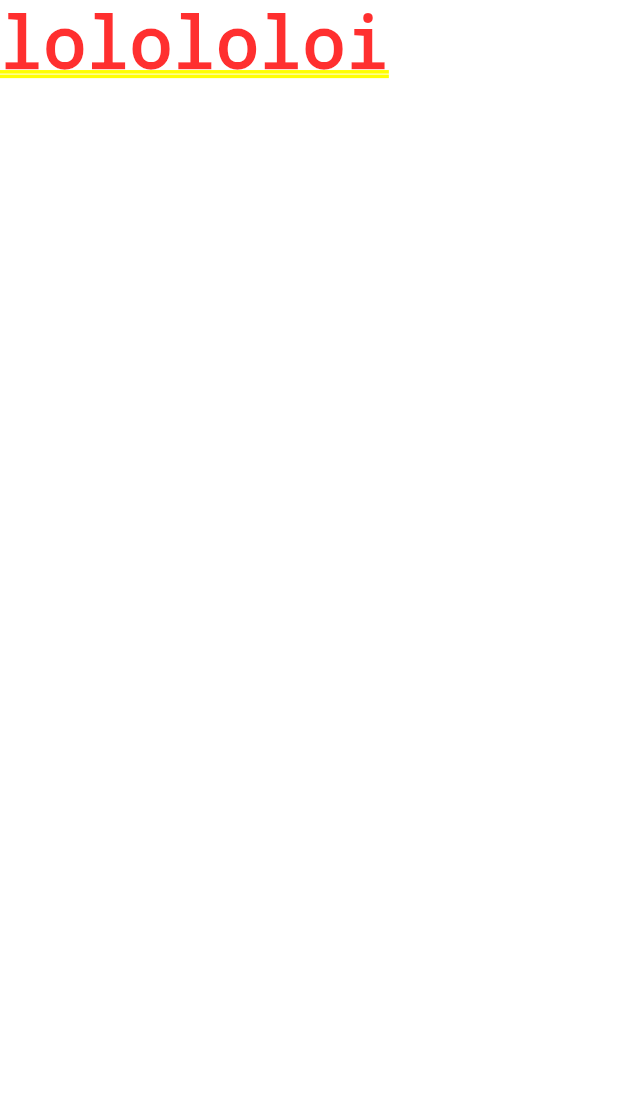
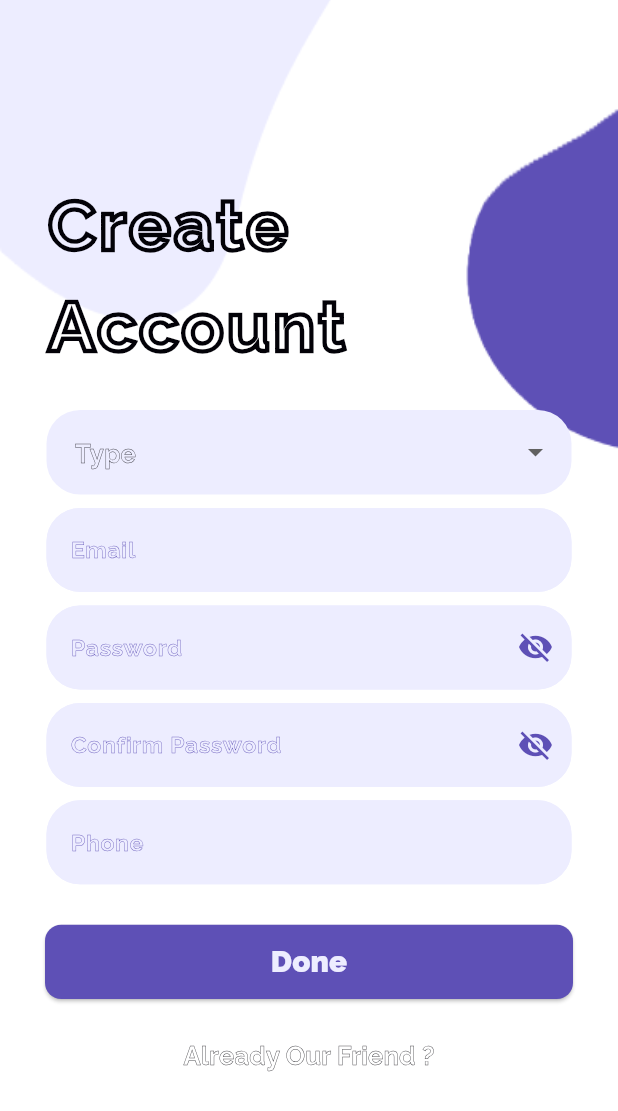
Before and after one commit to Malak-694/clositta, a Flutter app: the screen it shows after launch, on a phone screen of 412 x 824 dp. Shown: the top 1111 px of the screen. Run offline on Flutter 3.47's test engine with Material 3 defaults, Android fonts, the phone set to English and light mode, and no system bars; our stand-ins replace flutter_screenutil, flutter_secure_storage, pinput, shared_preferences.

Commit message:
sign&login ui - upload photo

```diff
--- a/lib/core/constants/style.dart
+++ b/lib/core/constants/style.dart
@@ -3,48 +3,78 @@ import 'package:flutter_screenutil/flutter_screenutil.dart';
 import 'colors.dart'; // assuming AppColors is defined here
 
 class AppStyle {
-  static BoxDecoration decoration({required double? radius, Color? color = AppColors.primery  }) {
+  static BoxDecoration decoration({
+    required double? radius,
+    Color? color = AppColors.primery,
+  }) {
     return BoxDecoration(
       color: color,
       borderRadius: BorderRadius.circular(radius!.r),
+    );
+  }
 
-    );
-
-  }
-   static TextStyle get headline0 => TextStyle(
+  static TextStyle get headline0 => TextStyle(
     fontSize: 52.sp,
-    fontWeight: FontWeight.w700 ,
-    color: AppColors.dark,
+    fontWeight: FontWeight.w700,
     fontFamily: 'Raleway',
     package: null,
+    letterSpacing: 2.0,
+    foreground: Paint()
+      ..style = PaintingStyle.stroke
+      ..strokeWidth = 3
+      ..color = AppColors.dark,
   );
 
   static TextStyle get headline1 => TextStyle(
     fontSize: 28.sp,
-    fontWeight: FontWeight.bold ,
-    color: AppColors.dark,
+    fontWeight: FontWeight.w900,
     fontFamily: 'Raleway',
+    foreground: Paint()
+      ..style = PaintingStyle.stroke
+      ..strokeWidth = 1
+      ..color = AppColors.dark,
   );
 
   // Body
   static TextStyle get headline2 => TextStyle(
     fontSize: 21.sp,
-    color: AppColors.dark,
-    fontWeight: FontWeight.w700 ,
+
+    fontWeight: FontWeight.w700,
     fontFamily: 'Raleway',
+    foreground: Paint()
+      ..style = PaintingStyle.stroke
+      ..strokeWidth = 1
+      ..color = AppColors.dark,
   );
   static TextStyle get headline3 => TextStyle(
     fontSize: 17.sp,
-    color: AppColors.dark,
-    fontWeight: FontWeight.w700 ,
+
+    fontWeight: FontWeight.w700,
     fontFamily: 'Raleway',
+    foreground: Paint()
+      ..style = PaintingStyle.stroke
+      ..strokeWidth = 1
+      ..color = AppColors.dark,
   );
 
   static TextStyle get body1 => TextStyle(
     fontSize: 19.sp,
     fontWeight: FontWeight.w700,
 
-    color: AppColors.dark,
+    foreground: Paint()
+      ..style = PaintingStyle.stroke
+      ..strokeWidth = .3
+      ..color = AppColors.dark,
+    fontFamily: 'Raleway',
+  );
+  static TextStyle get body2 => TextStyle(
+    fontSize: 19.sp,
+    fontWeight: FontWeight.w700,
+
+    foreground: Paint()
+      ..style = PaintingStyle.stroke
+      ..strokeWidth = .3
+      ..color = AppColors.primery,
     fontFamily: 'Raleway',
   );
 
--- a/lib/core/router/app_router.dart
+++ b/lib/core/router/app_router.dart
@@ -2,22 +2,25 @@ import 'package:chicora/core/router/route_names.dart';
 import 'package:chicora/features/auth/ui/screens/password_recovery_screen.dart';
 import 'package:chicora/features/auth/ui/screens/recovery_code_screen.dart';
 import 'package:chicora/features/auth/ui/screens/reset_password_screen.dart';
+import 'package:chicora/features/auth/ui/screens/log_in_screen.dart';
 import 'package:flutter/material.dart';
 import 'package:flutter/widgets.dart';
 
-import '../../features/auth/ui/screens/login_screen.dart';
+import '../../features/auth/ui/screens/sign_up_screen.dart';
 
 class AppRouter {
-  static Route<dynamic> generateRoute(RouteSettings settings){
-    switch(settings.name){
+  static Route<dynamic> generateRoute(RouteSettings settings) {
+    switch (settings.name) {
       case RouteNames.login:
-        return MaterialPageRoute(builder: (_)=> LoginScreen());
+        return MaterialPageRoute(builder: (_) => LoginScreen());
+      case RouteNames.singUp:
+        return MaterialPageRoute(builder: (_) => SignUpScreen());
       case RouteNames.passord_recovery:
-        return MaterialPageRoute(builder: (_)=> PasswordRecoveryScreen());
+        return MaterialPageRoute(builder: (_) => PasswordRecoveryScreen());
       case RouteNames.recovery_code:
-        return MaterialPageRoute(builder: (_)=> RecoveryCodeScreen());
+        return MaterialPageRoute(builder: (_) => RecoveryCodeScreen());
       case RouteNames.reset_password:
-        return MaterialPageRoute(builder: (_)=> ResetPasswordScreen());
+        return MaterialPageRoute(builder: (_) => ResetPasswordScreen());
       default:
         return MaterialPageRoute(
           builder: (_) => const Scaffold(
--- a/lib/core/router/route_names.dart
+++ b/lib/core/router/route_names.dart
@@ -1,5 +1,6 @@
 class RouteNames {
   static const login = 'login';
+  static const singUp = 'signUp';
   static const passord_recovery = "passord_recovery";
   static const recovery_code = "recovery_code";
   static const reset_password = "reset_password";
--- a/lib/features/auth/ui/screens/login_screen.dart
+++ /dev/null
@@ -1,10 +0,0 @@
-import 'package:flutter/widgets.dart';
-
-class LoginScreen extends StatelessWidget {
-  @override
-  Widget build(BuildContext context) {
-    return Container(
-      child: Text("lolololoi"),
-    );
-  }
-}
--- /dev/null
+++ b/lib/features/auth/ui/screens/sign_up_screen.dart
@@ -0,0 +1,132 @@
+import 'package:chicora/core/constants/style.dart';
+import 'package:chicora/core/router/route_names.dart';
+import 'package:chicora/features/auth/ui/widgets/custom_text_form_field.dart';
+import 'package:flutter/material.dart';
+import 'package:flutter/widgets.dart';
+import 'package:flutter_screenutil/flutter_screenutil.dart';
+import 'package:pinput/pinput.dart';
+
+import '../../../../core/constants/colors.dart';
+import '../widgets/custom_medium_button.dart';
+
+class SignUpScreen extends StatefulWidget {
+  @override
+  State<SignUpScreen> createState() => _SignUpScreenState();
+}
+
+class _SignUpScreenState extends State<SignUpScreen> {
+  TextEditingController _type = TextEditingController();
+
+  TextEditingController _email = TextEditingController();
+
+  TextEditingController _password = TextEditingController();
+
+  TextEditingController _confirm_password = TextEditingController();
+
+  TextEditingController _phone = TextEditingController();
+
+  String? _selectedType;
+  final List<String> _types = ['User', 'Admin', 'Guest']; // example types
+
+  @override
+  Widget build(BuildContext context) {
+    return Scaffold(
+      backgroundColor: AppColors.background,
+      body: Container(
+        width: double.infinity,
+        height: double.infinity,
+        decoration: BoxDecoration(
+          image: DecorationImage(
+            image: AssetImage("assets/images/sign_up.png"),
+            fit: BoxFit.cover,
+          ),
+        ),
+        child: SingleChildScrollView(
+          child: Column(
+            mainAxisAlignment: MainAxisAlignment.center,
+            crossAxisAlignment: CrossAxisAlignment.center,
+            children: [
+              SizedBox(height: 130.h),
+              Row(
+                mainAxisAlignment: MainAxisAlignment.center,
+                children: [
+                  Text("Create\nAccount", style: AppStyle.headline0),
+                  SizedBox(width: 150.w),
+                ],
+              ),
+
+              SizedBox(height: 25.h),
+              SizedBox(
+                width: 350.w,
+                child: DropdownButtonFormField<String>(
+                  value: _selectedType,
+                  hint: Text("Type", style: AppStyle.body1),
+                  items: _types.map((type) {
+                    return DropdownMenuItem<String>(
+                      value: type,
+                      child: Text(type, style: AppStyle.body2),
+                    );
+                  }).toList(),
+                  onChanged: (value) {
+                    setState(() {
+                      _selectedType = value;
+                    });
+                  },
+                  dropdownColor: AppColors.lightprimery,
+                  borderRadius: BorderRadius.circular(25.r),
+                  decoration: InputDecoration(
+                    filled: true,
+                    fillColor: AppColors.lightprimery,
+
+                    contentPadding: EdgeInsets.symmetric(
+                      horizontal: 15.w,
+                      vertical: 18.h,
+                    ),
+                    border: OutlineInputBorder(
+                      borderRadius: BorderRadius.circular(25.r),
+                      borderSide: BorderSide.none,
+                    ),
+                  ),
+                ),
+              ),
+              SizedBox(height: 10.h),
+              CustomTextFormField(text: "Email", controller: _email),
+              SizedBox(height: 10.h),
+
+              CustomTextFormField(
+                text: "Password",
+                controller: _password,
+                isPassword: true,
+              ),
+              SizedBox(height: 10.h),
+
+              CustomTextFormField(
+                text: "Confirm Password",
+                controller: _confirm_password,
+                isPassword: true,
+              ),
+              SizedBox(height: 10.h),
+
+              CustomTextFormField(text: "Phone", controller: _phone),
+
+              SizedBox(height: 30.h),
+              CustomMediumButton(
+                value: "Done",
+                onPressed: () {},
+                color: AppColors.primery,
+                width: MediaQuery.of(context).size.width - 60.w,
+              ),
+              SizedBox(height: 16.h),
+              TextButton(
+                onPressed: () {
+                  Navigator.pushNamed(context, RouteNames.login);
+                },
+                child: Text("Already Our Friend ?", style: AppStyle.body1),
+              ),
+            ],
+          ),
+        ),
+      ),
+    );
+  }
+}
--- a/lib/features/auth/ui/widgets/custom_medium_button.dart
+++ b/lib/features/auth/ui/widgets/custom_medium_button.dart
@@ -1,25 +1,33 @@
-
 import 'package:chicora/core/constants/style.dart';
 import 'package:flutter/material.dart';
 import 'package:flutter_screenutil/flutter_screenutil.dart';
 
 class CustomMediumButton extends StatelessWidget {
-  const CustomMediumButton({super.key , required this.value ,  required this.onPressed , required this.color} );
+  const CustomMediumButton({
+    super.key,
+    required this.value,
+    required this.onPressed,
+    required this.color,
+    this.width = 220,
+  });
 
-  final value ;
-  final Function() onPressed ;
-  final Color color ;
-
+  final value;
+  final Function() onPressed;
+  final Color color;
+  final double width;
 
   @override
   Widget build(BuildContext context) {
-    return ElevatedButton(onPressed: onPressed, child: Text(value ,style: AppStyle.button,),
+    return ElevatedButton(
+      onPressed: onPressed,
+      child: Text(value, style: AppStyle.button),
       style: ElevatedButton.styleFrom(
         backgroundColor: color,
-        fixedSize: Size(220.w, 55.h),
+        minimumSize: Size(width.w, 55.h),
         shape: RoundedRectangleBorder(
           borderRadius: BorderRadius.circular(12.r),
         ),
-      ),);
+      ),
+    );
   }
 }
--- a/lib/features/auth/ui/widgets/custom_text_form_field.dart
+++ b/lib/features/auth/ui/widgets/custom_text_form_field.dart
@@ -1,10 +1,17 @@
 import 'package:chicora/core/constants/colors.dart';
+import 'package:chicora/core/constants/style.dart';
 import 'package:flutter/material.dart';
 import 'package:flutter_screenutil/flutter_screenutil.dart';
 
 class CustomTextFormField extends StatefulWidget {
-  const CustomTextFormField({super.key , required this.text, required this.controller , this.isPassword = false , this.validator });
-  final text ;
+  const CustomTextFormField({
+    super.key,
+    required this.text,
+    required this.controller,
+    this.isPassword = false,
+    this.validator,
+  });
+  final text;
   final bool isPassword;
   final TextEditingController controller;
   final String? Function(String?)? validator;
@@ -19,9 +26,9 @@ class _CustomTextFormFieldState extends State<CustomTextFormField> {
   void initState() {
     super.initState();
     // If value is passed and controller is empty, set it as default text
-    if (widget.text != null && widget.controller.text.isEmpty) {
-      widget.controller.text = widget.text!;
-    }
+    // if (widget.text != null && widget.controller.text.isEmpty) {
+    //   widget.controller.text = widget.text!;
+    // }
   }
 
   Widget build(BuildContext context) {
@@ -35,7 +42,7 @@ class _CustomTextFormFieldState extends State<CustomTextFormField> {
           fillColor: AppColors.lightprimery,
           // labelText: "Email",
           hintText: widget.text,
-          hintStyle: TextStyle(color: AppColors.darkprimery),
+          hintStyle: AppStyle.body2.copyWith(fontSize: 17.sp),
           suffixIcon: widget.isPassword
               ? IconButton(
                   icon: Icon(
@@ -51,21 +58,15 @@ class _CustomTextFormFieldState extends State<CustomTextFormField> {
               : null,
           focusedBorder: OutlineInputBorder(
             borderRadius: BorderRadius.circular(25.r),
-              borderSide: BorderSide(
-                color: AppColors.lightprimery,
-              )
+            borderSide: BorderSide(color: AppColors.lightprimery),
           ),
           disabledBorder: OutlineInputBorder(
             borderRadius: BorderRadius.circular(25.r),
-              borderSide: BorderSide(
-                color: AppColors.lightprimery,
-              )
+            borderSide: BorderSide(color: AppColors.lightprimery),
           ),
           enabledBorder: OutlineInputBorder(
             borderRadius: BorderRadius.circular(25.r),
-              borderSide: BorderSide(
-                  color: AppColors.lightprimery
-              )
+            borderSide: BorderSide(color: AppColors.lightprimery),
           ),
         ),
         validator: widget.validator,
--- a/lib/main.dart
+++ b/lib/main.dart
@@ -3,7 +3,7 @@ import 'package:flutter_screenutil/flutter_screenutil.dart';
 import 'core/router/app_router.dart';
 import 'core/router/route_names.dart';
 
-void main()async {
+void main() async {
   // setupGetIt();
   //   await initializeDateFormatting('ar', null);
 
@@ -22,7 +22,7 @@ class ChicoraApp extends StatelessWidget {
       builder: (context, child) {
         return MaterialApp(
           title: 'Chicora',
-          initialRoute: RouteNames.login,
+          initialRoute: RouteNames.singUp,
           onGenerateRoute: AppRouter.generateRoute,
         );
       },
```
Also changed, not shown: lib/features/auth/ui/screens/log_in_screen.dart (added, +103 -0 lines), lib/features/auth/ui/screens/password_recovery_screen.dart (+24 -13 lines), pubspec.yaml (+11 -15 lines), pubspec.lock. Lines whose indentation alone changed are shown as unchanged.
